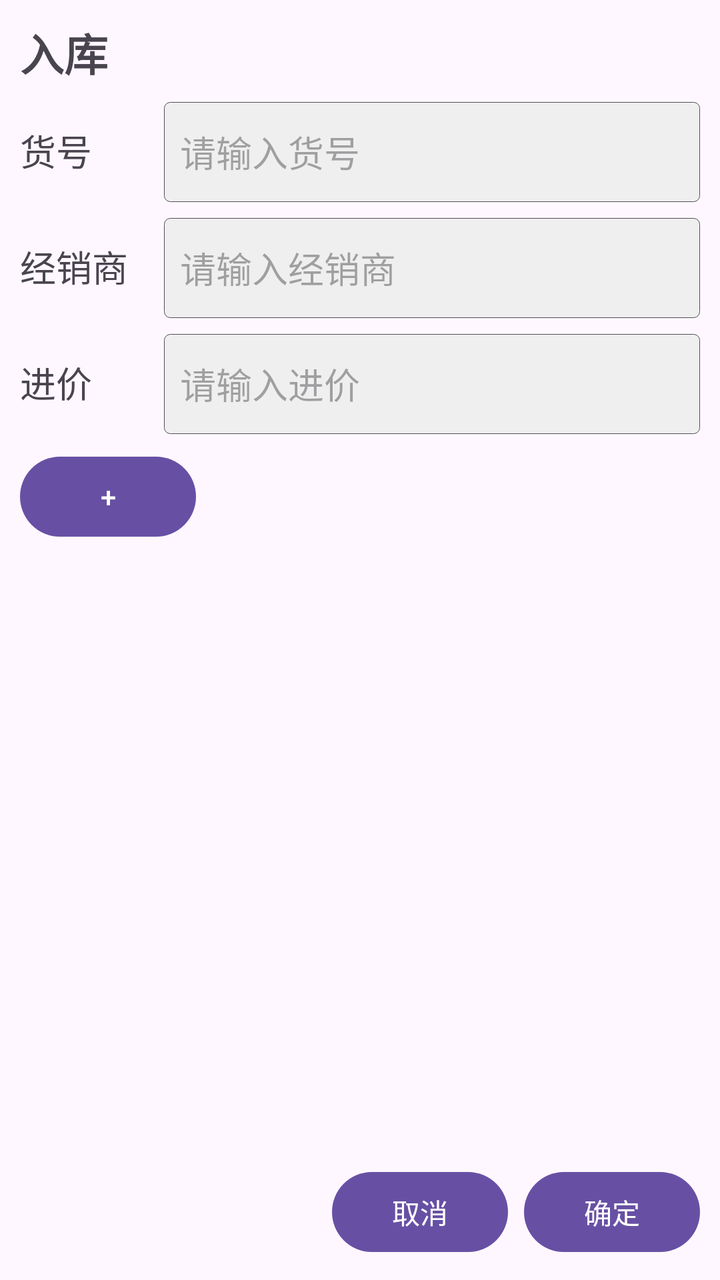
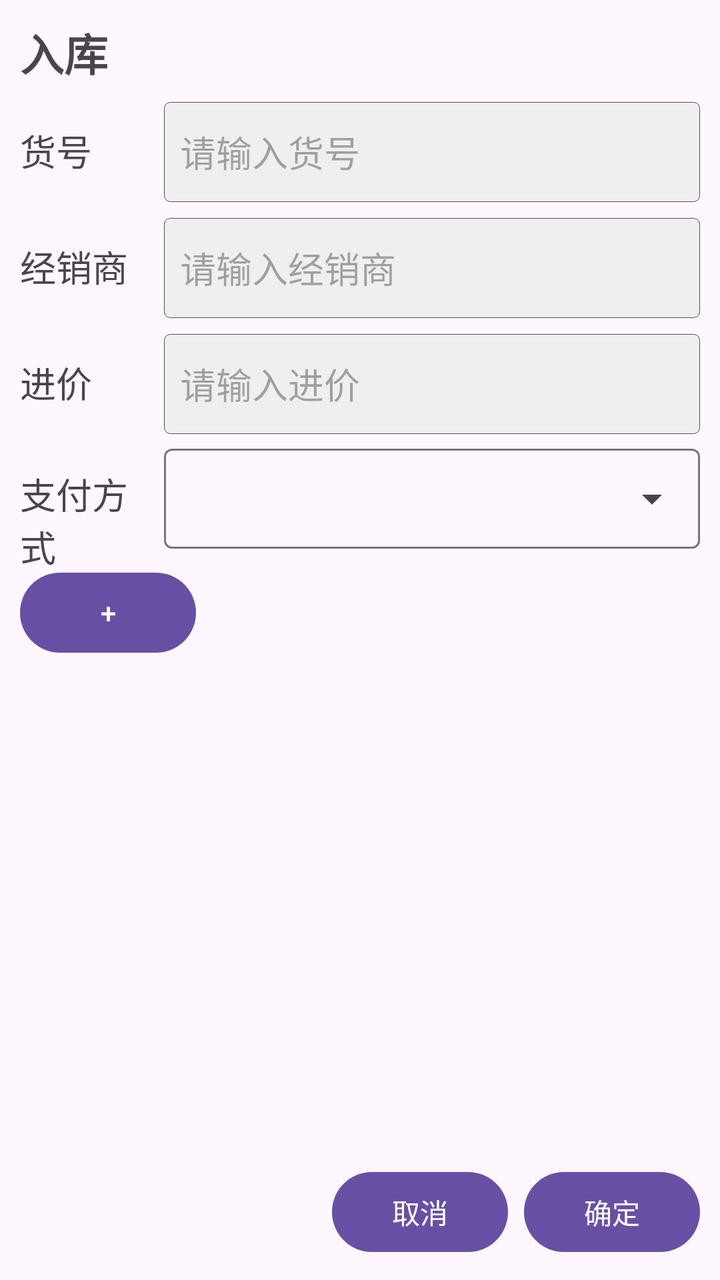

An Android layout rendered at two revisions. The XML below is the earlier revision; the diff shows what the commit changed to produce the second picture.
<!-- AndroidManifest.xml: application theme Theme.MyApplication -->
<!-- res/layout/purchase_order.xml -->
<?xml version="1.0" encoding="utf-8"?>
<LinearLayout xmlns:android="http://schemas.android.com/apk/res/android"
    xmlns:tools="http://schemas.android.com/tools"
    android:id="@+id/order_edit_root"
    android:layout_width="match_parent"
    android:layout_height="match_parent"
    android:orientation="vertical">

    <LinearLayout
        android:layout_width="match_parent"
        android:layout_height="match_parent"
        android:orientation="vertical"
        android:padding="10dp">

        <TextView
            android:id="@+id/text_order_title"
            android:layout_width="match_parent"
            android:layout_height="wrap_content"
            android:layout_marginBottom="8dp"
            android:text="@string/order_editor_title_purchase"
            android:textSize="22sp"
            android:textStyle="bold" />

        
        <LinearLayout
            android:layout_width="match_parent"
            android:layout_height="wrap_content"
            android:orientation="horizontal">

            <TextView
                android:id="@+id/text_article_id"
                android:layout_width="64dp"
                android:layout_height="50dp"
                android:layout_marginEnd="8dp"
                android:layout_marginBottom="8dp"
                android:gravity="center_vertical"
                android:text="@string/purchase_order_article_id"
                android:textSize="18sp" />

            <EditText
                android:id="@+id/article_id_fill"
                android:layout_width="0dp"
                android:layout_height="50dp"
                android:layout_marginBottom="8dp"
                android:layout_weight="1"
                android:autofillHints=""
                android:background="@drawable/edit_border"
                android:hint="@string/article_id_hint"
                android:inputType="text"
                android:paddingStart="8dp"
                android:paddingEnd="8dp"
                tools:ignore="LabelFor" />
        </LinearLayout>

        
        <LinearLayout
            android:layout_width="match_parent"
            android:layout_height="wrap_content"
            android:orientation="horizontal">

            <TextView
                android:id="@+id/text_dealer"
                android:layout_width="64dp"
                android:layout_height="50dp"
                android:layout_marginEnd="8dp"
                android:layout_marginBottom="8dp"
                android:gravity="center_vertical"
                android:text="@string/purchase_order_dealer"
                android:textSize="18sp" />

            <EditText
                android:id="@+id/dealer_fill"
                android:layout_width="0dp"
                android:layout_height="50dp"
                android:layout_marginBottom="8dp"
                android:layout_weight="1"
                android:autofillHints=""
                android:background="@drawable/edit_border"
                android:hint="@string/dealer_hint"
                android:inputType="text"
                android:paddingStart="8dp"
                android:paddingEnd="8dp"
                tools:ignore="LabelFor" />
        </LinearLayout>

        
        <LinearLayout
            android:layout_width="match_parent"
            android:layout_height="wrap_content"
            android:orientation="horizontal">

            <TextView
                android:id="@+id/text_price"
                android:layout_width="64dp"
                android:layout_height="50dp"
                android:layout_marginEnd="8dp"
                android:layout_marginBottom="8dp"
                android:gravity="center_vertical"
                android:text="@string/purchase_order_price"
                android:textSize="18sp" />

            <EditText
                android:id="@+id/price_fill"
                android:layout_width="0dp"
                android:layout_height="50dp"
                android:layout_marginBottom="8dp"
                android:layout_weight="1"
                android:autofillHints=""
                android:background="@drawable/edit_border"
                android:hint="@string/purchase_price_hint"
                android:inputType="numberDecimal"
                android:paddingStart="8dp"
                android:paddingEnd="8dp"
                tools:ignore="LabelFor" />
        </LinearLayout>

        
        <Button
            android:id="@+id/btn_add_line"
            android:layout_width="wrap_content"
            android:layout_height="wrap_content"
            android:text="@string/add_order_row" />

        <androidx.recyclerview.widget.RecyclerView
            android:id="@+id/rv_purchase_table"
            android:layout_width="match_parent"
            android:layout_height="0dp"
            android:layout_marginTop="8dp"
            android:layout_weight="1"
            tools:listitem="@layout/order_row" />

        
        <LinearLayout
            android:layout_width="match_parent"
            android:layout_height="wrap_content"
            android:layout_marginTop="8dp"
            android:gravity="end"
            android:orientation="horizontal">

            <Button
                android:id="@+id/btn_cancel_order"
                android:layout_width="wrap_content"
                android:layout_height="wrap_content"
                android:text="@string/cancel" />

            <Button
                android:id="@+id/btn_confirm_order"
                android:layout_width="wrap_content"
                android:layout_height="wrap_content"
                android:layout_marginStart="8dp"
                android:text="@string/confirm" />
        </LinearLayout>
    </LinearLayout>
</LinearLayout>
<!-- res/layout/order_row.xml (included above) -->
<?xml version="1.0" encoding="utf-8"?>
<LinearLayout xmlns:android="http://schemas.android.com/apk/res/android"
    xmlns:app="http://schemas.android.com/apk/res-auto"
    xmlns:tools="http://schemas.android.com/tools"
    android:layout_width="match_parent"
    android:layout_height="wrap_content"
    android:orientation="horizontal"
    android:padding="2dp">

    <LinearLayout
        android:layout_width="0dp"
        android:layout_height="wrap_content"
        android:layout_weight="1"
        android:orientation="vertical">

        <LinearLayout
            android:layout_width="match_parent"
            android:layout_height="wrap_content"
            android:orientation="horizontal">

            
            <com.google.android.material.textfield.TextInputLayout
                android:id="@+id/layout_row_color"
                style="@style/Widget.Material3.TextInputLayout.OutlinedBox.Dense.ExposedDropdownMenu"
                android:layout_width="0dp"
                android:layout_height="wrap_content"
                android:layout_gravity="center_vertical"
                android:layout_margin="1dp"
                android:layout_weight="1"
                app:hintEnabled="false">

                <com.google.android.material.textfield.MaterialAutoCompleteTextView
                    android:id="@+id/dropdown_row_color"
                    android:layout_width="match_parent"
                    android:layout_height="wrap_content"
                    android:inputType="none"
                    android:paddingStart="0dp"
                    android:textSize="15sp"
                    tools:ignore="LabelFor" />
            </com.google.android.material.textfield.TextInputLayout>

            <EditText
                android:id="@+id/size34_fill"
                android:layout_width="0dp"
                android:layout_height="50dp"
                android:layout_margin="1dp"
                android:layout_weight="1"
                android:background="@drawable/edit_border"
                android:gravity="center"
                android:hint="34"
                android:inputType="number" />

            <EditText
                android:id="@+id/size35_fill"
                android:layout_width="0dp"
                android:layout_height="50dp"
                android:layout_margin="1dp"
                android:layout_weight="1"
                android:background="@drawable/edit_border"
                android:gravity="center"
                android:hint="35"
                android:inputType="number" />

            <EditText
                android:id="@+id/size36_fill"
                android:layout_width="0dp"
                android:layout_height="50dp"
                android:layout_margin="1dp"
                android:layout_weight="1"
                android:background="@drawable/edit_border"
                android:gravity="center"
                android:hint="36"
                android:inputType="number" />
        </LinearLayout>

        <LinearLayout
            android:layout_width="match_parent"
            android:layout_height="wrap_content"
            android:orientation="horizontal">

            <EditText
                android:id="@+id/size37_fill"
                android:layout_width="0dp"
                android:layout_height="50dp"
                android:layout_margin="1dp"
                android:layout_weight="1"
                android:background="@drawable/edit_border"
                android:gravity="center"
                android:hint="37"
                android:inputType="number" />

            <EditText
                android:id="@+id/size38_fill"
                android:layout_width="0dp"
                android:layout_height="50dp"
                android:layout_margin="1dp"
                android:layout_weight="1"
                android:background="@drawable/edit_border"
                android:gravity="center"
                android:hint="38"
                android:inputType="number" />

            <EditText
                android:id="@+id/size39_fill"
                android:layout_width="0dp"
                android:layout_height="50dp"
                android:layout_margin="1dp"
                android:layout_weight="1"
                android:background="@drawable/edit_border"
                android:gravity="center"
                android:hint="39"
                android:inputType="number" />

            <EditText
                android:id="@+id/size40_fill"
                android:layout_width="0dp"
                android:layout_height="50dp"
                android:layout_margin="1dp"
                android:layout_weight="1"
                android:background="@drawable/edit_border"
                android:gravity="center"
                android:hint="40"
                android:inputType="number" />
        </LinearLayout>


        <LinearLayout
            android:layout_width="match_parent"
            android:layout_height="wrap_content"
            android:orientation="horizontal">

            <EditText
                android:id="@+id/size41_fill"
                android:layout_width="0dp"
                android:layout_height="50dp"
                android:layout_margin="1dp"
                android:layout_weight="1"
                android:background="@drawable/edit_border"
                android:gravity="center"
                android:hint="41"
                android:inputType="number" />

            <EditText
                android:id="@+id/size42_fill"
                android:layout_width="0dp"
                android:layout_height="50dp"
                android:layout_margin="1dp"
                android:layout_weight="1"
                android:background="@drawable/edit_border"
                android:gravity="center"
                android:hint="42"
                android:inputType="number" />

            <EditText
                android:id="@+id/size43_fill"
                android:layout_width="0dp"
                android:layout_height="50dp"
                android:layout_margin="1dp"
                android:layout_weight="1"
                android:background="@drawable/edit_border"
                android:gravity="center"
                android:hint="43"
                android:inputType="number" />

            <EditText
                android:id="@+id/size44_fill"
                android:layout_width="0dp"
                android:layout_height="50dp"
                android:layout_margin="1dp"
                android:layout_weight="1"
                android:background="@drawable/edit_border"
                android:gravity="center"
                android:hint="44"
                android:inputType="number" />
        </LinearLayout>

        
        <FrameLayout
            android:id="@+id/row_picture_box"
            android:layout_width="72dp"
            android:layout_height="72dp"
            android:layout_margin="1dp"
            android:background="@drawable/dashed_add_border"
            android:clickable="true"
            android:focusable="true">

            <ImageView
                android:id="@+id/image_row_picture"
                android:layout_width="match_parent"
                android:layout_height="match_parent"
                android:contentDescription="@string/row_picture_hint"
                android:scaleType="centerCrop"
                android:visibility="gone" />

            <TextView
                android:id="@+id/text_row_picture_add"
                android:layout_width="match_parent"
                android:layout_height="match_parent"
                android:gravity="center"
                android:text="@string/row_picture_add"
                android:textColor="@color/black"
                android:textSize="22sp" />
        </FrameLayout>
    </LinearLayout>

    
    <Button
        android:id="@+id/btn_delete_row"
        android:layout_width="44dp"
        android:layout_height="156dp"
        android:layout_gravity="center_vertical"
        android:layout_marginStart="2dp"
        android:minWidth="0dp"
        android:minHeight="0dp"
        android:padding="0dp"
        android:text="@string/delete_order_row"
        android:textSize="24sp" />
</LinearLayout>
<!-- resources referenced by this layout -->
<resources>
  <color name="black">#FF000000</color>
  <!-- drawable dashed_add_border (drawable) -->
  <?xml version="1.0" encoding="utf-8"?>
  <shape xmlns:android="http://schemas.android.com/apk/res/android"
      android:shape="rectangle">
      <solid android:color="#14000000" />
      <corners android:radius="4dp" />
      <stroke
          android:width="1dp"
          android:color="#999999"
          android:dashGap="4dp"
          android:dashWidth="6dp" />
  </shape>
  <!-- drawable edit_border (drawable) -->
  <?xml version="1.0" encoding="utf-8"?>
  <layer-list
      xmlns:android="http://schemas.android.com/apk/res/android">
      <item>
          <shape
              android:shape="rectangle">
              <solid
                  android:color="#EFEFEF"/>
              <corners
                  android:radius="3dip"
                  />
              <stroke
                  android:width="0.5px"
                  android:color="#505050"/>
          </shape>
      </item>
  </layer-list>
  <string name="add_order_row">+</string>
  <string name="article_id_hint">请输入货号</string>
  <string name="cancel">取消</string>
  <string name="confirm">确定</string>
  <string name="dealer_hint">请输入经销商</string>
  <string name="delete_order_row">−</string>
  <string name="order_editor_title_purchase">入库</string>
  <string name="purchase_order_article_id">货号</string>
  <string name="purchase_order_dealer">经销商</string>
  <string name="purchase_order_price">进价</string>
  <string name="purchase_price_hint">请输入进价</string>
  <string name="row_picture_add">＋</string>
  <string name="row_picture_hint">鞋子图片</string>
  <style name="Theme.MyApplication" parent="Base.Theme.MyApplication" />
  <style name="Base.Theme.MyApplication" parent="Theme.Material3.DayNight.NoActionBar">
          
          
      </style>
</resources>

<!-- the commit's change to res/layout/purchase_order.xml (unified diff, before → after) -->
@@ -1,5 +1,6 @@
 <?xml version="1.0" encoding="utf-8"?>
 <LinearLayout xmlns:android="http://schemas.android.com/apk/res/android"
+    xmlns:app="http://schemas.android.com/apk/res-auto"
     xmlns:tools="http://schemas.android.com/tools"
     android:id="@+id/order_edit_root"
     android:layout_width="match_parent"
@@ -112,6 +113,43 @@
                 android:paddingStart="8dp"
                 android:paddingEnd="8dp"
                 tools:ignore="LabelFor" />
+        </LinearLayout>
+
+        
+        <LinearLayout
+            android:id="@+id/row_pay_type"
+            android:layout_width="match_parent"
+            android:layout_height="wrap_content"
+            android:orientation="horizontal">
+
+            <TextView
+                android:id="@+id/text_pay_type"
+                android:layout_width="64dp"
+                android:layout_height="50dp"
+                android:layout_marginEnd="8dp"
+                android:layout_marginBottom="8dp"
+                android:gravity="center_vertical"
+                android:text="@string/order_pay_type"
+                android:textSize="18sp" />
+
+            <com.google.android.material.textfield.TextInputLayout
+                android:id="@+id/layout_pay_type"
+                style="@style/Widget.Material3.TextInputLayout.OutlinedBox.Dense.ExposedDropdownMenu"
+                android:layout_width="0dp"
+                android:layout_height="50dp"
+                android:layout_marginBottom="8dp"
+                android:layout_weight="1"
+                app:hintEnabled="false">
+
+                <com.google.android.material.textfield.MaterialAutoCompleteTextView
+                    android:id="@+id/dropdown_pay_type"
+                    android:layout_width="match_parent"
+                    android:layout_height="match_parent"
+                    android:inputType="none"
+                    android:paddingStart="8dp"
+                    android:textSize="14sp"
+                    tools:ignore="LabelFor" />
+            </com.google.android.material.textfield.TextInputLayout>
         </LinearLayout>
 
         
<!-- resource entries referenced after the edit -->
@@ -38,6 +38,7 @@
   <string name="dealer_hint">请输入经销商</string>
   <string name="delete_order_row">−</string>
   <string name="order_editor_title_purchase">入库</string>
+  <string name="order_pay_type">支付方式</string>
   <string name="purchase_order_article_id">货号</string>
   <string name="purchase_order_dealer">经销商</string>
   <string name="purchase_order_price">进价</string>
